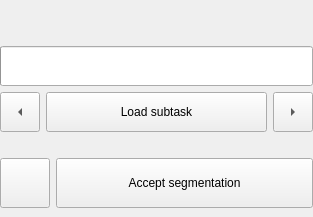
The window that Modules/SegmentationUI/Qmitk/QmitkSegmentationTaskListWidget.ui (MITK/MITK) describes before a commit, drawn with Qt 5.
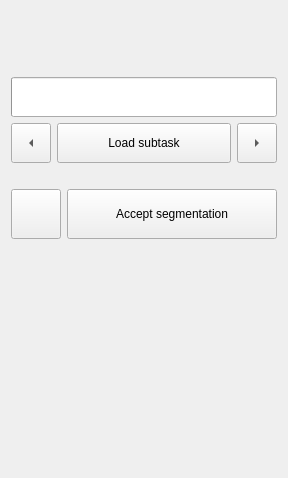
The same window after the commit. Custom widgets are drawn as their Qt base class.

```diff
--- a/Modules/SegmentationUI/Qmitk/QmitkSegmentationTaskListWidget.ui
+++ b/Modules/SegmentationUI/Qmitk/QmitkSegmentationTaskListWidget.ui
@@ -6,13 +6,29 @@
    <rect>
     <x>0</x>
     <y>0</y>
-    <width>313</width>
-    <height>217</height>
+    <width>288</width>
+    <height>478</height>
    </rect>
   </property>
   <property name="title" stdset="0">
    <string>Segmentation Task List</string>
   </property>
+  <layout class="QVBoxLayout" name="verticalLayout_2">
+   <item>
+    <widget class="QLabel" name="label">
+     <property name="text">
+      <string/>
+     </property>
+     <property name="textFormat">
+      <enum>Qt::RichText</enum>
+     </property>
+     <property name="wordWrap">
+      <bool>true</bool>
+     </property>
+    </widget>
+   </item>
+   <item>
+    <widget class="QWidget" name="widget" native="true">
   <layout class="QVBoxLayout" name="verticalLayout">
    <property name="leftMargin">
     <number>0</number>
@@ -170,6 +186,22 @@
       </widget>
      </item>
     </layout>
+      </item>
+      <item>
+       <spacer name="verticalSpacer_2">
+        <property name="orientation">
+         <enum>Qt::Vertical</enum>
+        </property>
+        <property name="sizeHint" stdset="0">
+         <size>
+          <width>20</width>
+          <height>40</height>
+         </size>
+        </property>
+       </spacer>
+      </item>
+     </layout>
+    </widget>
    </item>
    <item>
     <spacer name="verticalSpacer">
```
Lines whose indentation alone changed are shown as unchanged.
